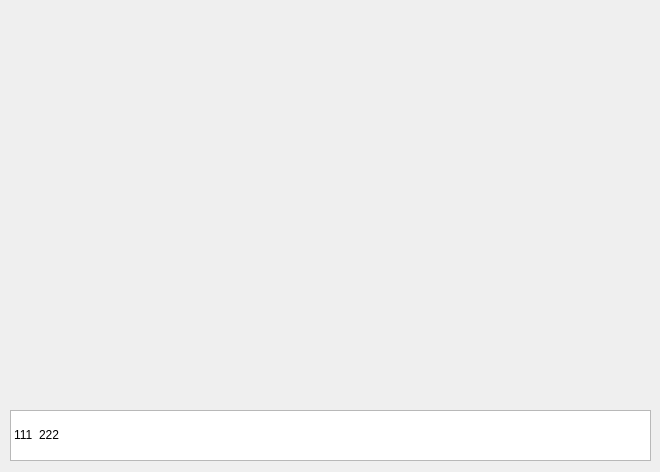
The window that A7-Parachutes/A7-Parachutes/gamewindow.ui (thePeterPan/CS3505-2016) describes before a commit, drawn with Qt 5.
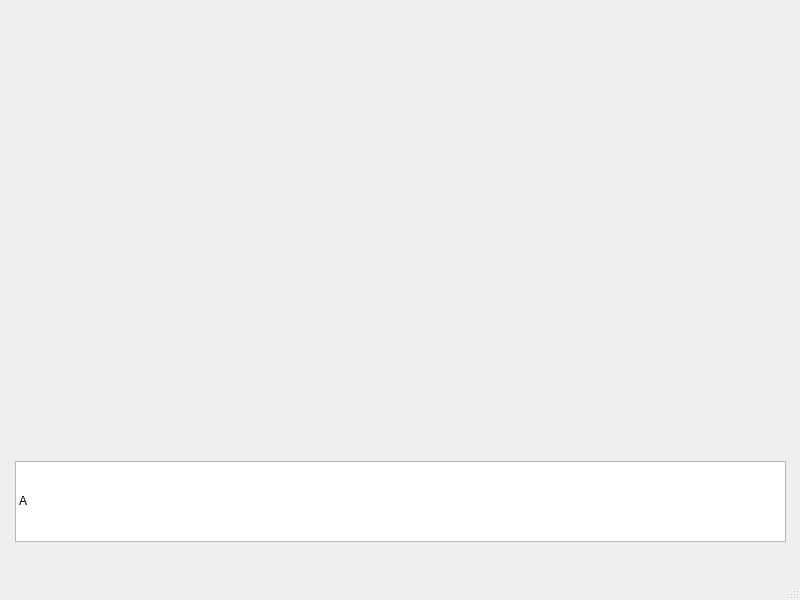
The same window after the commit.

Commit message: Change game window from QDiaglog to QMainwindow

```diff
--- a/A7-Parachutes/A7-Parachutes/gamewindow.ui
+++ b/A7-Parachutes/A7-Parachutes/gamewindow.ui
@@ -1,47 +1,52 @@
 <?xml version="1.0" encoding="UTF-8"?>
 <ui version="4.0">
  <class>gameWindow</class>
- <widget class="QDialog" name="gameWindow">
+ <widget class="QMainWindow" name="gameWindow">
   <property name="geometry">
    <rect>
     <x>0</x>
     <y>0</y>
-    <width>660</width>
-    <height>472</height>
+    <width>800</width>
+    <height>600</height>
    </rect>
   </property>
   <property name="windowTitle">
    <string>Dialog</string>
   </property>
+  <widget class="QWidget" name="centralwidget">
   <widget class="QListWidget" name="listWidget">
    <property name="geometry">
     <rect>
-     <x>10</x>
-     <y>410</y>
-     <width>641</width>
-     <height>51</height>
-    </rect>
-   </property>
-   <property name="layoutDirection">
-    <enum>Qt::LeftToRight</enum>
+      <x>15</x>
+      <y>461</y>
+      <width>771</width>
+      <height>81</height>
+     </rect>
+    </property>
+    <property name="styleSheet">
+     <string notr="true">font: 28pt &quot;Fixedsys&quot;;</string>
    </property>
    <property name="flow">
     <enum>QListView::LeftToRight</enum>
    </property>
-   <property name="viewMode">
-    <enum>QListView::ListMode</enum>
-   </property>
    <item>
     <property name="text">
-     <string>111</string>
-    </property>
-   </item>
-   <item>
-    <property name="text">
-     <string>222</string>
-    </property>
-   </item>
+      <string>A</string>
+     </property>
+    </item>
+   </widget>
+  </widget>
+  <widget class="QMenuBar" name="menubar">
+   <property name="geometry">
+    <rect>
+     <x>0</x>
+     <y>0</y>
+     <width>800</width>
+     <height>23</height>
+    </rect>
+   </property>
   </widget>
+  <widget class="QStatusBar" name="statusbar"/>
  </widget>
  <resources/>
  <connections/>
```
Left out of the diff: 2 changed lines with no effect on the pictures. Lines whose indentation alone changed are shown as unchanged. The commit also changes 2 other files.
